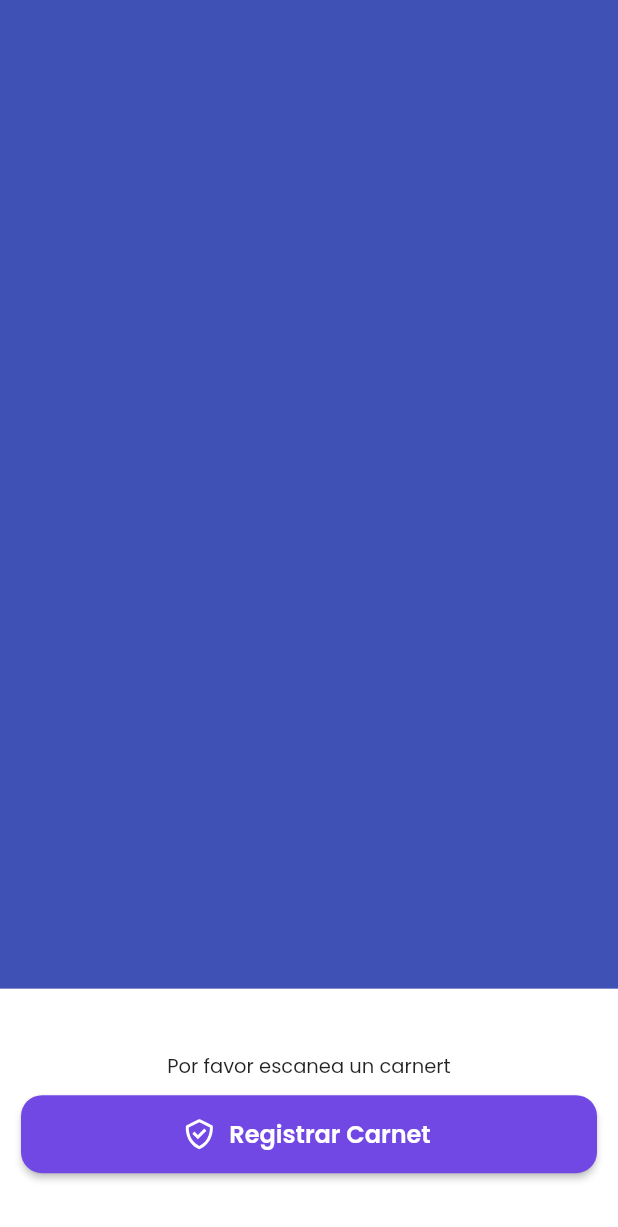
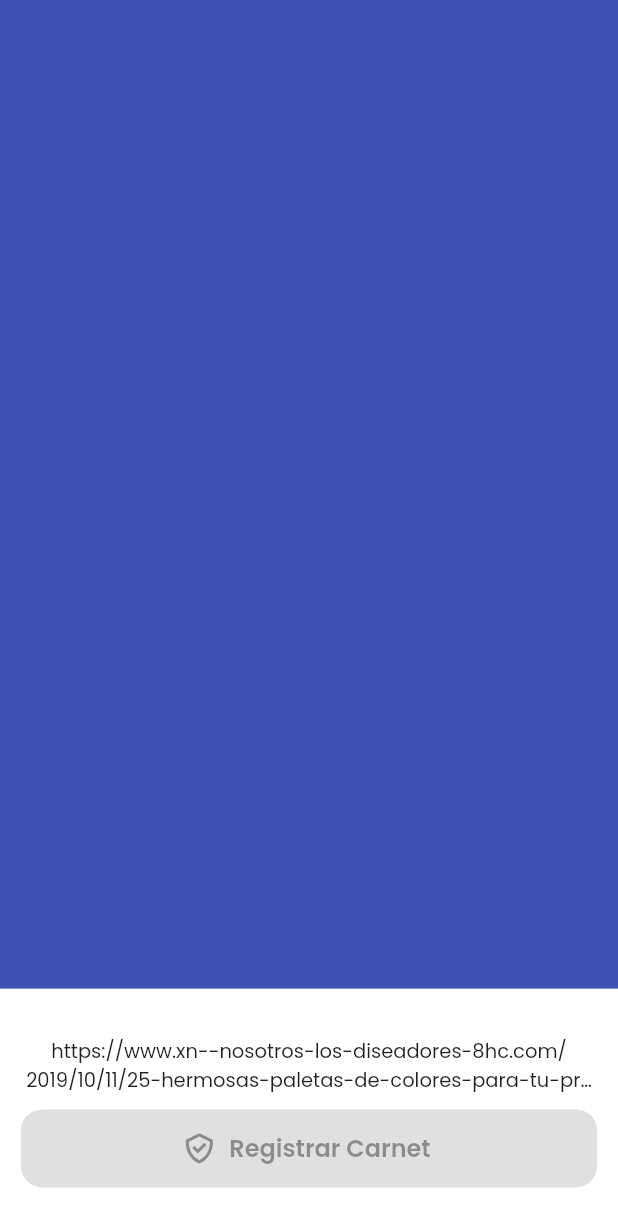
Before and after one commit to ehbarrionuevo/flutter_codigo_vacunapp, a Flutter app: the HomePage screen opened directly, after a tap on "Escanear QR", on a phone screen of 412 x 824 dp. Shown: the top 1227 px of the screen. Run offline on Flutter 3.47's test engine with Material 2 defaults, Android fonts, the phone set to English and light mode, and no system bars; our stand-ins replace flutter_svg, google_fonts; missing offline and left inert: qr_code_scanner.

Commit message:
HomePage 2.3

```diff
--- a/lib/pages/scanner_qr_page.dart
+++ b/lib/pages/scanner_qr_page.dart
@@ -16,6 +16,9 @@ class _ScannerQRPageState extends State<ScannerQRPage> {
   final GlobalKey qrKey = GlobalKey(debugLabel: 'QR');
   Barcode? result;
   QRViewController? controller;
+
+  String dataUrl = "https://www.xn--nosotros-los-diseadores-8hc.com/2019/10/11/25-hermosas-paletas-de-colores-para-tu-proximo-proyecto-de-diseno/?fbclid=IwAR1ps_ebRkop6aPzEzwrsadRAqp3H3_iOsmt6Se7cafnj_-o2Nr_uFP6aos";
+
 
   // @override
   // void reassemble() {
@@ -76,6 +79,17 @@ class _ScannerQRPageState extends State<ScannerQRPage> {
 
   @override
   Widget build(BuildContext context) {
+
+    // print(dataUrl.contains("http"));
+    // bool _validURL = Uri.parse(dataUrl).isAbsolute;
+    // print(_validURL);
+    // bool isURLValid = Uri.parse('assadasds').host.isNotEmpty;
+    // print(isURLValid);
+    String patternUrl = r'(http|https)://[\w-]+(\.[\w-]+)+([\w.,@?^=%&amp;:/~+#-]*[\w@?^=%&amp;/~+#-])?';
+    RegExp regExp = RegExp(patternUrl);
+    print(regExp.hasMatch("https://www.tutorialkart.com/"));
+
+
     return Scaffold(
       body: Column(
         children: [
@@ -92,8 +106,8 @@ class _ScannerQRPageState extends State<ScannerQRPage> {
                 mainAxisAlignment: MainAxisAlignment.center,
                 children: [
                   Text(
-                    // "https://www.xn--nosotros-los-diseadores-8hc.com/2019/10/11/25-hermosas-paletas-de-colores-para-tu-proximo-proyecto-de-diseno/?fbclid=IwAR1ps_ebRkop6aPzEzwrsadRAqp3H3_iOsmt6Se7cafnj_-o2Nr_uFP6aos",
-                    "Por favor escanea un carnert",
+                    "https://www.xn--nosotros-los-diseadores-8hc.com/2019/10/11/25-hermosas-paletas-de-colores-para-tu-proximo-proyecto-de-diseno/?fbclid=IwAR1ps_ebRkop6aPzEzwrsadRAqp3H3_iOsmt6Se7cafnj_-o2Nr_uFP6aos",
+                    //"Por favor escanea un carnert",
                     maxLines: 2,
                     overflow: TextOverflow.ellipsis,
                     textAlign: TextAlign.center,
@@ -107,9 +121,7 @@ class _ScannerQRPageState extends State<ScannerQRPage> {
                   ButtonNormalWidget(
                     text: "Registrar Carnet",
                     icon: 'check',
-                    onTap: (){
-                      print("Hola");
-                    },
+                    onTap: null,
                   ),
                 ],
               ),
--- a/lib/ui/widgets/button_normal_widget.dart
+++ b/lib/ui/widgets/button_normal_widget.dart
@@ -32,7 +32,7 @@ class ButtonNormalWidget extends StatelessWidget {
         ),
         icon: SvgPicture.asset(
           'assets/icons/$icon.svg',
-          color: Colors.white,
+          color: onTap != null ? Colors.white : Colors.black38,
         ),
         label: Text(
           text,
```
